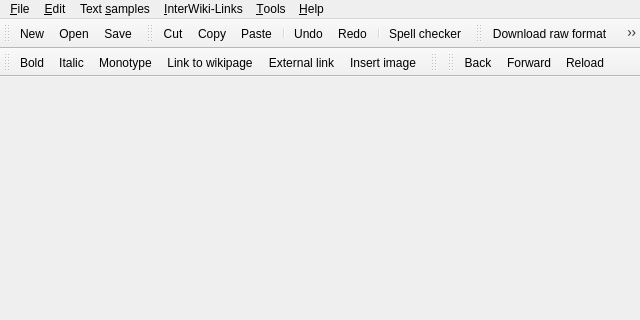
Old version of the form src/CInyokaEdit.ui in the repository inyokaproject/inyokaedit; both pictures show x 0 to 640 and y 0 to 320 of the 640 by 480 pixel window.
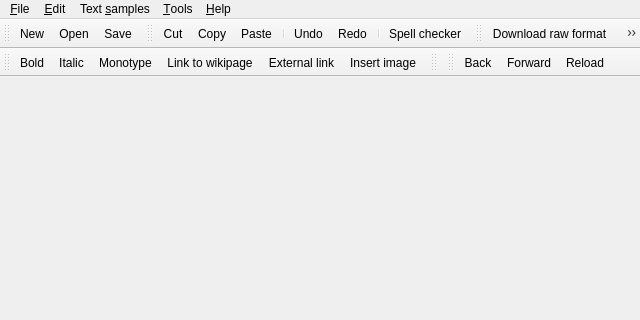
New version of the form. Icons and pictures are not drawn.

Diff of the .ui file:
```diff
--- a/src/CInyokaEdit.ui
+++ b/src/CInyokaEdit.ui
@@ -155,14 +155,6 @@
     <addaction name="insertMiscElementMenu"/>
     <addaction name="insertTableAct"/>
    </widget>
-   <widget class="QMenu" name="iWikiMenu">
-    <property name="locale">
-     <locale language="English" country="UnitedKingdom"/>
-    </property>
-    <property name="title">
-     <string>&amp;InterWiki-Links</string>
-    </property>
-   </widget>
    <widget class="QMenu" name="helpMenu">
     <property name="title">
      <string>&amp;Help</string>
@@ -185,7 +177,6 @@
    <addaction name="fileMenu"/>
    <addaction name="editMenu"/>
    <addaction name="insertTextSampleMenu"/>
-   <addaction name="iWikiMenu"/>
    <addaction name="toolsMenu"/>
    <addaction name="helpMenu"/>
   </widget>
```
Left out of the diff: 62 changed lines with no effect on the pictures.
